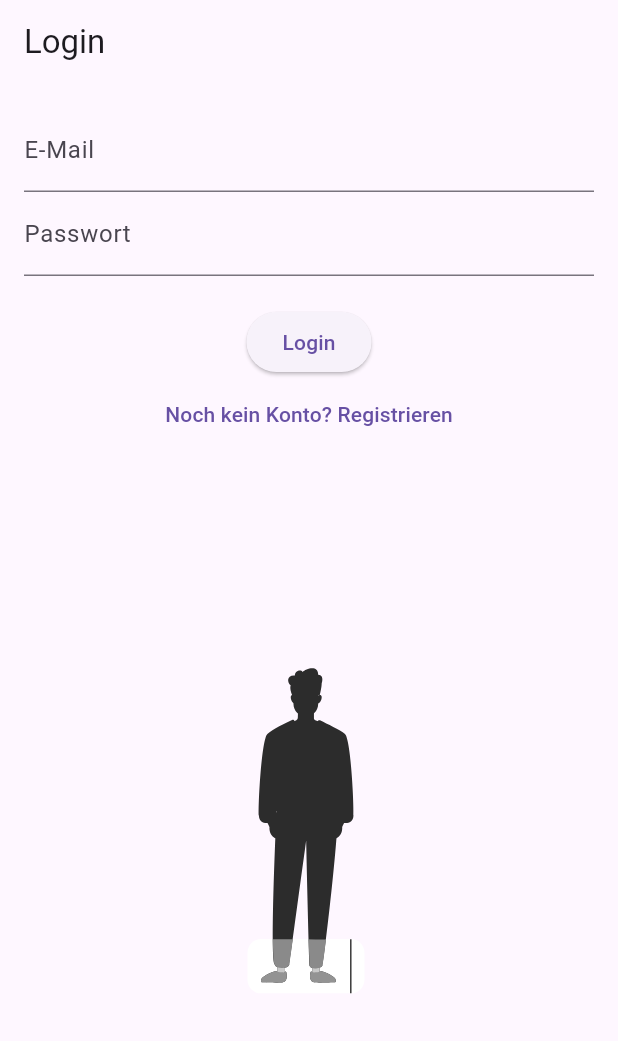
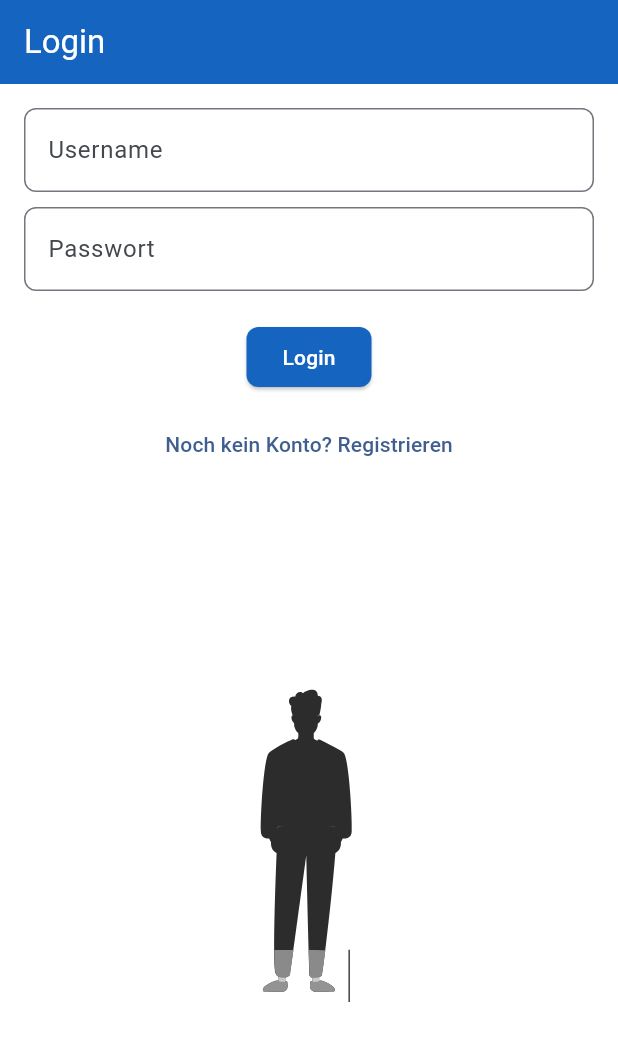
Before and after one commit to LemonBaba/bmi-calculator, a Flutter app: the screen it shows after launch, on a phone screen of 412 x 824 dp. Shown: the top 1041 px of the screen. Run offline on Flutter 3.47's test engine with Material 3 defaults, Android fonts, the phone set to English and light mode, and no system bars; our stand-ins replace drift, lottie; accounts and stored records are empty; generated files the repository leaves out were written again.

```diff
--- a/lib/database/app_database.dart
+++ b/lib/database/app_database.dart
@@ -34,7 +34,6 @@ class Goal extends Table {
   IntColumn get userId => integer().references(User, #id)();
   RealColumn get targetBmi => real().nullable()();
   IntColumn get targetCategory => integer().nullable().references(Category, #id)();
-  TextColumn get note => text().nullable()();
   IntColumn get entryId => integer().nullable().references(BmiEntry, #id, onDelete: KeyAction.setNull)();
 }
 
--- a/lib/main.dart
+++ b/lib/main.dart
@@ -18,9 +18,36 @@ class BmiApp extends StatelessWidget {
   @override
   Widget build(BuildContext context) {
     return MaterialApp(
-      title: 'BMI App Demo',
+      title: 'BMI Calculator & Manager',
       debugShowCheckedModeBanner: false,
-      theme: ThemeData(primarySwatch: Colors.blue),
+      theme: ThemeData(
+        colorScheme: ColorScheme.fromSeed(seedColor: Color(0xFF1565C0)), // deep blue
+        useMaterial3: true,
+        scaffoldBackgroundColor: Colors.white,
+        appBarTheme: const AppBarTheme(
+          backgroundColor: Color(0xFF1565C0),
+          foregroundColor: Colors.white,
+          elevation: 0,
+        ),
+        floatingActionButtonTheme: const FloatingActionButtonThemeData(
+          backgroundColor: Color(0xFF1565C0),
+          foregroundColor: Colors.white,
+        ),
+        elevatedButtonTheme: ElevatedButtonThemeData(
+          style: ElevatedButton.styleFrom(
+            backgroundColor: Color(0xFF1565C0),
+            foregroundColor: Colors.white,
+            shape: RoundedRectangleBorder(borderRadius: BorderRadius.circular(8)),
+          ),
+        ),
+        inputDecorationTheme: InputDecorationTheme(
+          border: OutlineInputBorder(borderRadius: BorderRadius.circular(8)),
+          focusedBorder: OutlineInputBorder(
+            borderSide: BorderSide(color: Color(0xFF1565C0), width: 2),
+            borderRadius: BorderRadius.circular(8),
+          ),
+        ),
+      ),
       home: LoginScreen(dbService: dbService),
     );
   }
--- a/lib/screens/goals_screen.dart
+++ b/lib/screens/goals_screen.dart
@@ -159,7 +159,6 @@ class _GoalsScreenState extends State<GoalsScreen> {
                     title: hasCategory
                         ? Text("Kategorie: ${g.category!.name}")
                         : Text("Ziel-BMI: ${g.goal.targetBmi?.toStringAsFixed(1)}"),
-                    subtitle: g.goal.note != null ? Text(g.goal.note!) : null,
                     trailing: IconButton(
                       icon: const Icon(Icons.delete, color: Colors.red),
                       onPressed: () => _confirmDelete(context, g.goal.id),
--- a/lib/screens/login_screen.dart
+++ b/lib/screens/login_screen.dart
@@ -58,19 +58,24 @@ class _LoginScreenState extends State<LoginScreen> {
           children: [
             TextField(
               controller: _emailController,
-              decoration: const InputDecoration(labelText: 'E-Mail'),
+              decoration: const InputDecoration(labelText: 'Username'),
             ),
-            TextField(
+            Padding(
+              padding: const EdgeInsets.only(top: 10.0),
+              child: TextField(
                 controller: _passwordController,
                 decoration: const InputDecoration(labelText: 'Passwort'),
                 obscureText: true,
+              ),
             ),
             const SizedBox(height: 20),
             ElevatedButton(
               onPressed: _login,
               child: const Text("Login"),
             ),
-            TextButton(
+            Padding(
+              padding: const EdgeInsets.only(top: 10.0),
+              child: TextButton(
                 onPressed: () => Navigator.push(
                   context,
                   MaterialPageRoute(
@@ -78,6 +83,7 @@ class _LoginScreenState extends State<LoginScreen> {
                   ),
                 ),
                 child: const Text("Noch kein Konto? Registrieren"),
+              ),
             ),
             Expanded(
               child: Lottie.asset(
--- a/lib/screens/register_screen.dart
+++ b/lib/screens/register_screen.dart
@@ -46,12 +46,15 @@ class _RegisterScreenState extends State<RegisterScreen> {
           children: [
             TextField(
               controller: _emailController,
-              decoration: const InputDecoration(labelText: 'E-Mail'),
+              decoration: const InputDecoration(labelText: 'Username'),
             ),
-            TextField(
-              controller: _passwordController,
-              decoration: const InputDecoration(labelText: 'Passwort'),
-              obscureText: true,
+            Padding(
+              padding: const EdgeInsets.only(top: 10.0),
+              child: TextField(
+                controller: _passwordController,
+                decoration: const InputDecoration(labelText: 'Passwort'),
+                obscureText: true,
+              ),
             ),
             const SizedBox(height: 20),
             ElevatedButton(
--- a/lib/services/db_service.dart
+++ b/lib/services/db_service.dart
@@ -121,7 +121,6 @@ class DbService {
       userId: Value(userId),
       targetBmi: Value(targetBmi),
       targetCategory: Value(targetCategoryId),
-      note: Value(note),
     ));
   }
 
```
Also changed, not shown: lib/screens/goal_form_screen.dart (+8 -5 lines), lib/screens/input_screen.dart (+22 -4 lines), lib/database/app_database.g.dart. Lines whose indentation alone changed are shown as unchanged.
